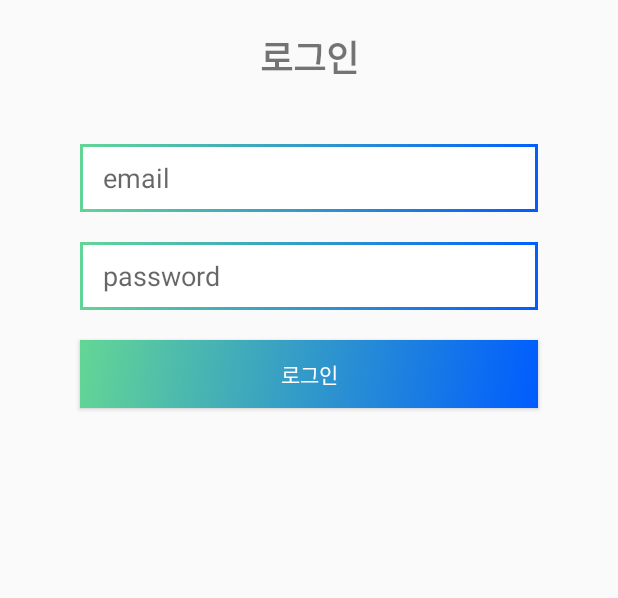
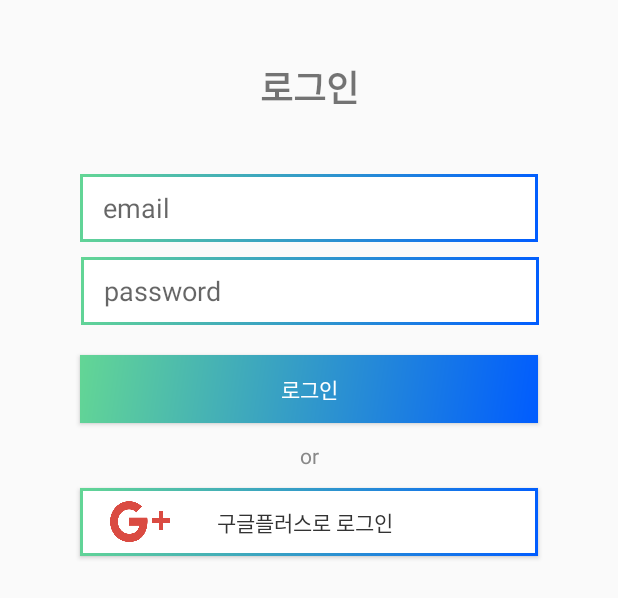
Before and after one commit to jwonyLee/CommonChat, an Android app: the layout activity_login.xml on its own in the app's theme, with its tools: preview values and no code run, on a phone screen of 412 x 824 dp. Shown: the top 598 px of the screen. Run offline under Robolectric (Android 15) with nearby library versions, the phone set to English and light mode, and no system bars.

Commit message:
login layout modify

```diff
--- /dev/null
+++ b/app/src/main/res/drawable/actionbar_bg.xml
@@ -0,0 +1,7 @@
+<?xml version="1.0" encoding="utf-8"?>
+<shape xmlns:android="http://schemas.android.com/apk/res/android">
+    <gradient
+        android:angle="315"
+        android:endColor="@color/colorMainBlue"
+        android:startColor="@color/colorMainGreen" />
+</shape>
--- /dev/null
+++ b/app/src/main/res/drawable/google_plus_icon.xml
@@ -0,0 +1,7 @@
+<?xml version="1.0" encoding="utf-8"?>
+<layer-list xmlns:android="http://schemas.android.com/apk/res/android">
+    <item
+        android:drawable="@drawable/icon_google_plus"
+        android:width="40dp"
+        android:height="27dp"/>
+</layer-list>
--- a/app/src/main/res/drawable/gradient_button.xml
+++ b/app/src/main/res/drawable/gradient_button.xml
@@ -3,8 +3,8 @@
         <shape android:shape="rectangle">
             <gradient
                 android:angle="315"
-                android:endColor="#005CFF"
-                android:startColor="#63d695" />
+                android:endColor="@color/colorMainBlue"
+                android:startColor="@color/colorMainGreen" />
         </shape>
     </item>
 </layer-list>
--- a/app/src/main/res/drawable/gradient_edittext.xml
+++ b/app/src/main/res/drawable/gradient_edittext.xml
@@ -3,8 +3,8 @@
         <shape android:shape="rectangle">
             <gradient
                 android:angle="315"
-                android:endColor="#005CFF"
-                android:startColor="#63d695" />
+                android:endColor="@color/colorMainBlue"
+                android:startColor="@color/colorMainGreen" />
             <!-- <corners android:radius="10dp" /> -->
             <padding
                 android:bottom="2dp"
--- a/app/src/main/res/layout/activity_login.xml
+++ b/app/src/main/res/layout/activity_login.xml
@@ -1,17 +1,17 @@
 <?xml version="1.0" encoding="utf-8"?>
 <android.support.constraint.ConstraintLayout xmlns:android="http://schemas.android.com/apk/res/android"
+    xmlns:app="http://schemas.android.com/apk/res-auto"
     xmlns:tools="http://schemas.android.com/tools"
     android:layout_width="match_parent"
-    android:layout_height="match_parent"
-    xmlns:app="http://schemas.android.com/apk/res-auto">
+    android:layout_height="match_parent">
 
     <TextView
         android:id="@+id/textView"
         android:layout_width="wrap_content"
         android:layout_height="wrap_content"
-        android:layout_marginTop="20sp"
+        android:layout_marginTop="40dp"
         android:text="@string/login"
-        android:textSize="24dp"
+        android:textSize="24sp"
         android:textStyle="bold"
         app:layout_constraintEnd_toEndOf="parent"
         app:layout_constraintHorizontal_bias="0.501"
@@ -28,7 +28,7 @@
         android:background="@drawable/gradient_edittext"
         android:hint="@string/email"
         android:inputType="textEmailAddress"
-        android:paddingLeft="15dp"
+        android:paddingStart="15dp"
         app:layout_constraintEnd_toEndOf="parent"
         app:layout_constraintStart_toStartOf="parent"
         app:layout_constraintTop_toBottomOf="@+id/textView" />
@@ -37,25 +37,55 @@
         android:id="@+id/editText2"
         android:layout_width="305dp"
         android:layout_height="45dp"
-        android:layout_marginTop="20dp"
+        android:layout_marginTop="10dp"
         android:background="@drawable/gradient_edittext"
         android:hint="@string/password"
         android:inputType="textPassword"
-        android:paddingLeft="15dp"
+        android:paddingStart="15dp"
         app:layout_constraintEnd_toEndOf="parent"
+        app:layout_constraintHorizontal_bias="0.506"
         app:layout_constraintStart_toStartOf="parent"
         app:layout_constraintTop_toBottomOf="@+id/editText" />
 
     <Button
+        android:id="@+id/button_login"
         android:layout_width="305dp"
         android:layout_height="45dp"
         android:layout_marginTop="20dp"
+        android:background="@drawable/gradient_button"
         android:text="@string/login"
         android:textColor="#fff"
-        android:background="@drawable/gradient_button"
         app:layout_constraintEnd_toEndOf="parent"
         app:layout_constraintStart_toStartOf="parent"
         app:layout_constraintTop_toBottomOf="@+id/editText2" />
 
 
+    <TextView
+        android:id="@+id/textView2"
+        android:layout_width="wrap_content"
+        android:layout_height="wrap_content"
+        android:layout_marginTop="12dp"
+        android:text="or"
+        android:textColor="#888"
+        app:layout_constraintEnd_toEndOf="parent"
+        app:layout_constraintHorizontal_bias="0.501"
+        app:layout_constraintStart_toStartOf="parent"
+        app:layout_constraintTop_toBottomOf="@+id/button_login" />
+
+    <Button
+        android:id="@+id/button_google"
+        android:layout_width="305dp"
+        android:layout_height="45dp"
+        android:layout_marginTop="12dp"
+        android:background="@drawable/gradient_edittext"
+        android:paddingStart="20dp"
+        android:paddingEnd="65dp"
+        android:drawableLeft="@drawable/google_plus_icon"
+        android:text="구글플러스로 로그인"
+        android:textColor="#333"
+        app:layout_constraintEnd_toEndOf="parent"
+        app:layout_constraintStart_toStartOf="parent"
+        app:layout_constraintTop_toBottomOf="@+id/textView2" />
+
+
 </android.support.constraint.ConstraintLayout>
--- a/app/src/main/res/values/colors.xml
+++ b/app/src/main/res/values/colors.xml
@@ -3,4 +3,9 @@
     <color name="colorPrimary">#3F51B5</color>
     <color name="colorPrimaryDark">#303F9F</color>
     <color name="colorAccent">#FF4081</color>
+    <color name="colorMainGreen">#63d695</color>
+    <color name="colorMainGreenDark">#29a467</color>
+    <color name="colorMainBlue">#005CFF</color>
+    <color name="colorMainBlueDark">#0034cb</color>
+
 </resources>
--- a/app/src/main/res/values/styles.xml
+++ b/app/src/main/res/values/styles.xml
@@ -3,9 +3,16 @@
     <!-- Base application theme. -->
     <style name="AppTheme" parent="Theme.AppCompat.Light.DarkActionBar">
         <!-- Customize your theme here. -->
-        <item name="colorPrimary">@color/colorPrimary</item>
-        <item name="colorPrimaryDark">@color/colorPrimaryDark</item>
+        <item name="colorPrimary">@color/colorMainBlue</item>
+        <item name="colorPrimaryDark">@color/colorMainBlueDark</item>
         <item name="colorAccent">@color/colorAccent</item>
     </style>
 
+    <!-- ActionBar styles -->
+    <style name="MyActionBar" parent="@style/Widget.AppCompat.Light.ActionBar.Solid.Inverse">
+        <item name="android:background">@drawable/actionbar_bg</item>
+        <!-- Support library compatibility -->
+        <item name="background">@drawable/actionbar_bg</item>
+    </style>
+
 </resources>
```
Also changed, not shown: app/src/main/res/drawable/icon_google_plus.png (added).
